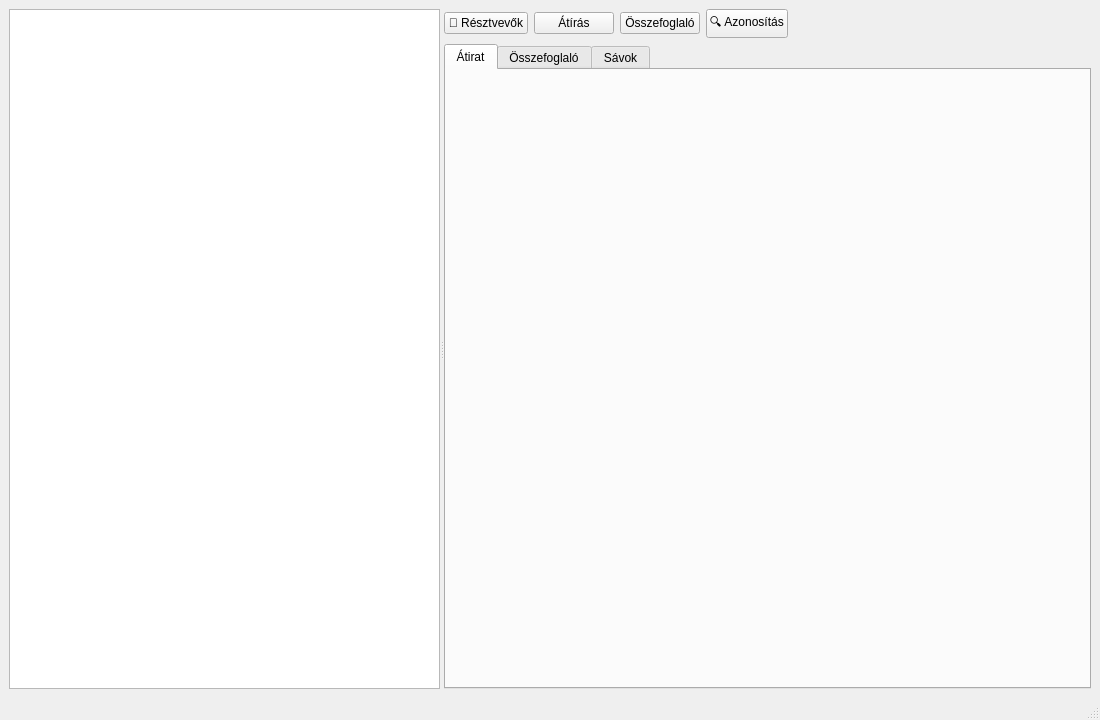
First picture: the form in gui/src/MainWindow.ui, repository RemedIT-Hungary/Tanara, before the edit.
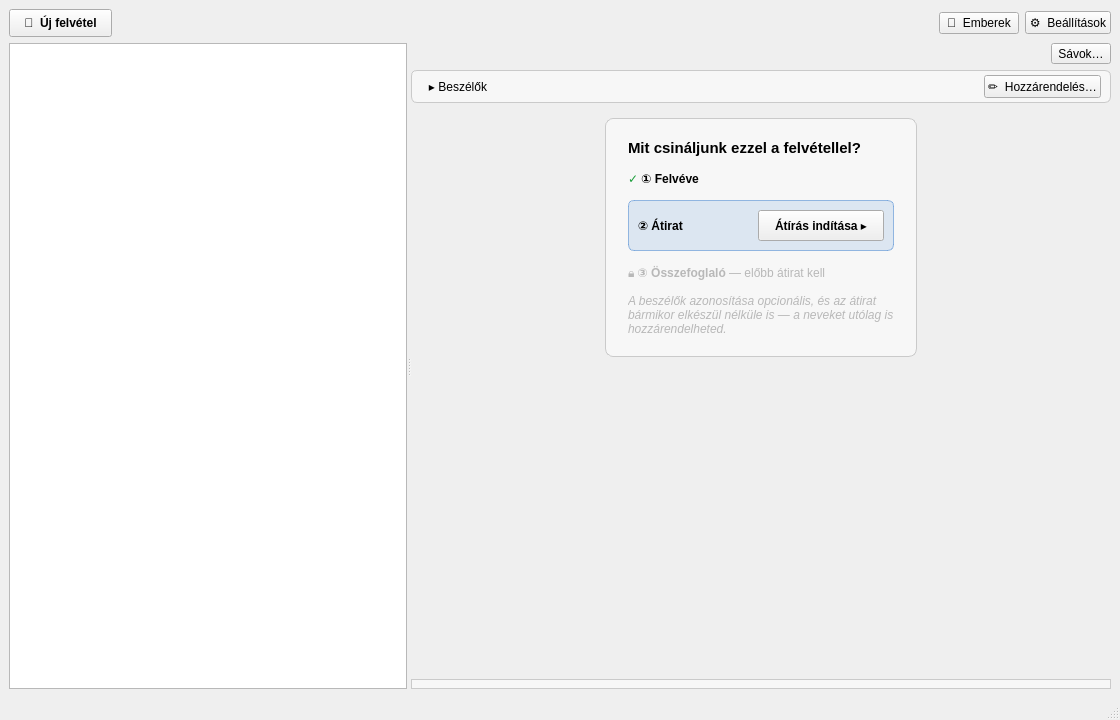
Second picture: the form after the edit. The open tabs and pages were chosen to show the change. Custom widgets are drawn as their Qt base class.

```diff
--- a/gui/src/MainWindow.ui
+++ b/gui/src/MainWindow.ui
@@ -3,7 +3,7 @@
  <class>MainWindow</class>
  <widget class="QMainWindow" name="MainWindow">
   <property name="geometry">
-   <rect><x>0</x><y>0</y><width>1100</width><height>720</height></rect>
+   <rect><x>0</x><y>0</y><width>1120</width><height>720</height></rect>
   </property>
   <property name="windowTitle"><string>Tanara</string></property>
   <!--
@@ -15,6 +15,33 @@
   -->
   <widget class="QWidget" name="centralwidget">
    <layout class="QVBoxLayout" name="centralLayout">
+    <item>
+     <layout class="QHBoxLayout" name="topBar">
+      <item>
+       <widget class="QPushButton" name="newRecordingBtn">
+        <property name="styleSheet"><string>QPushButton { font-weight: bold; padding: 6px 14px; }</string></property>
+        <property name="text"><string>🔴  Új felvétel</string></property>
+        <property name="toolTip"><string>A felvétel-vezérlőt külön, leválasztott ablakban nyitja meg.</string></property>
+       </widget>
+      </item>
+      <item>
+       <spacer name="topSpacer">
+        <property name="orientation"><enum>Qt::Horizontal</enum></property>
+        <property name="sizeHint" stdset="0"><size><width>40</width><height>20</height></size></property>
+       </spacer>
+      </item>
+      <item>
+       <widget class="QPushButton" name="peopleBtn">
+        <property name="text"><string>👥  Emberek</string></property>
+       </widget>
+      </item>
+      <item>
+       <widget class="QPushButton" name="settingsBtn">
+        <property name="text"><string>⚙  Beállítások</string></property>
+       </widget>
+      </item>
+     </layout>
+    </item>
     <item>
      <widget class="QSplitter" name="splitter">
       <property name="orientation"><enum>Qt::Horizontal</enum></property>
@@ -26,44 +53,193 @@
         <item>
          <layout class="QHBoxLayout" name="actionRow">
           <item>
-           <widget class="QPushButton" name="participantsBtn">
-            <property name="text"><string>👥 Résztvevők</string></property>
+           <widget class="QLabel" name="titleLabel">
+            <property name="styleSheet"><string>QLabel { font-size: 18px; font-weight: bold; }</string></property>
+            <property name="text"><string/></property>
            </widget>
           </item>
           <item>
-           <widget class="QPushButton" name="transcribeBtn">
-            <property name="text"><string>Átírás</string></property>
-           </widget>
-          </item>
-          <item>
-           <widget class="QPushButton" name="summarizeBtn">
-            <property name="text"><string>Összefoglaló</string></property>
-           </widget>
-          </item>
-          <item>
-           <widget class="QPushButton" name="identifyBtn">
-            <property name="text"><string>🔍 Azonosítás</string></property>
-           </widget>
-          </item>
-          <item>
-           <spacer name="actionSpacer">
+           <spacer name="headerSpacer">
             <property name="orientation"><enum>Qt::Horizontal</enum></property>
             <property name="sizeHint" stdset="0"><size><width>40</width><height>20</height></size></property>
            </spacer>
           </item>
+          <item>
+           <widget class="QLabel" name="metaLabel">
+            <property name="styleSheet"><string>QLabel { color: palette(mid); }</string></property>
+            <property name="text"><string/></property>
+           </widget>
+          </item>
+          <item>
+           <widget class="QToolButton" name="tracksBtn">
+            <property name="text"><string>Sávok…</string></property>
+            <property name="toolTip"><string>A hangsávok (mikrofon / rendszerhang) megtekintése és ki-/bekapcsolása.</string></property>
+           </widget>
+          </item>
          </layout>
         </item>
         <item>
-         <widget class="QTabWidget" name="tabs">
-          <widget class="tanara_gui::TranscriptPlayer" name="transcriptPlayer">
-           <attribute name="title"><string>Átirat</string></attribute>
+         <widget class="QFrame" name="speakersBar">
+          <property name="frameShape"><enum>QFrame::StyledPanel</enum></property>
+          <property name="styleSheet"><string>QFrame#speakersBar { background: palette(alternate-base); border: 1px solid palette(midlight); border-radius: 6px; }</string></property>
+          <layout class="QHBoxLayout" name="speakersBarLayout">
+           <property name="topMargin"><number>4</number></property>
+           <property name="bottomMargin"><number>4</number></property>
+           <item>
+            <widget class="QToolButton" name="speakersToggle">
+             <property name="text"><string>▸ Beszélők</string></property>
+             <property name="autoRaise"><bool>true</bool></property>
+            </widget>
+           </item>
+           <item>
+            <widget class="QLabel" name="speakersSummary">
+             <property name="styleSheet"><string>QLabel { color: palette(mid); }</string></property>
+             <property name="text"><string/></property>
+            </widget>
+           </item>
+           <item>
+            <spacer name="speakersBarSpacer">
+             <property name="orientation"><enum>Qt::Horizontal</enum></property>
+             <property name="sizeHint" stdset="0"><size><width>40</width><height>20</height></size></property>
+            </spacer>
+           </item>
+           <item>
+            <widget class="QPushButton" name="speakersEditBtn">
+             <property name="text"><string>✏  Hozzárendelés…</string></property>
+             <property name="toolTip"><string>Résztvevők megadása és a beszélők azonosítása (hang-lenyomat alapján).</string></property>
+            </widget>
+           </item>
+          </layout>
+         </widget>
+        </item>
+        <item>
+         <widget class="QStackedWidget" name="reviewStack">
+          <!--
+            page 0 = a fülek (Átirat / Összefoglaló / Sávok) — ha VAN átirat
+            page 1 = State A vezérelt pipeline-panel — ha NINCS átirat (kódból töltve)
+          -->
+          <widget class="QWidget" name="tabsPage">
+           <layout class="QVBoxLayout" name="tabsPageLayout">
+            <property name="leftMargin"><number>0</number></property>
+            <property name="rightMargin"><number>0</number></property>
+            <property name="topMargin"><number>0</number></property>
+            <property name="bottomMargin"><number>0</number></property>
+            <item>
+             <widget class="QTabWidget" name="tabs">
+              <widget class="tanara_gui::TranscriptPlayer" name="transcriptPlayer">
+               <attribute name="title"><string>Átirat</string></attribute>
+              </widget>
+              <widget class="QTextBrowser" name="summaryView">
+               <attribute name="title"><string>Összefoglaló</string></attribute>
+              </widget>
+              <widget class="tanara_gui::TracksPanel" name="tracksPanel">
+               <attribute name="title"><string>Sávok</string></attribute>
+              </widget>
+             </widget>
+            </item>
+           </layout>
           </widget>
-          <widget class="QTextBrowser" name="summaryView">
-           <attribute name="title"><string>Összefoglaló</string></attribute>
+          <widget class="QWidget" name="stepPage">
+           <layout class="QVBoxLayout" name="stepPageLayout">
+            <item>
+             <layout class="QHBoxLayout" name="stepOuter">
+              <item>
+               <spacer name="stepLeft">
+                <property name="orientation"><enum>Qt::Horizontal</enum></property>
+                <property name="sizeHint" stdset="0"><size><width>60</width><height>20</height></size></property>
+               </spacer>
+              </item>
+              <item>
+               <widget class="QFrame" name="stepBox">
+                <property name="minimumWidth"><number>480</number></property>
+                <property name="maximumWidth"><number>560</number></property>
+                <property name="frameShape"><enum>QFrame::StyledPanel</enum></property>
+                <property name="styleSheet"><string>QFrame#stepBox { background: palette(alternate-base); border: 1px solid palette(midlight); border-radius: 8px; }</string></property>
+                <layout class="QVBoxLayout" name="stepLayout">
+                 <property name="spacing"><number>14</number></property>
+                 <property name="leftMargin"><number>22</number></property>
+                 <property name="rightMargin"><number>22</number></property>
+                 <property name="topMargin"><number>20</number></property>
+                 <property name="bottomMargin"><number>20</number></property>
+                 <item>
+                  <widget class="QLabel" name="stepHeading">
+                   <property name="styleSheet"><string>QLabel { font-size: 15px; font-weight: bold; }</string></property>
+                   <property name="text"><string>Mit csináljunk ezzel a felvétellel?</string></property>
+                  </widget>
+                 </item>
+                 <item>
+                  <widget class="QLabel" name="step1">
+                   <property name="text"><string>&lt;span style='color:#1a9e3a;'&gt;✓&lt;/span&gt;  &lt;b&gt;① Felvéve&lt;/b&gt;</string></property>
+                  </widget>
+                 </item>
+                 <item>
+                  <widget class="QFrame" name="step2box">
+                   <property name="frameShape"><enum>QFrame::StyledPanel</enum></property>
+                   <property name="styleSheet"><string>QFrame#step2box { background: rgba(54,122,204,0.14); border: 1px solid rgba(54,122,204,0.5); border-radius: 6px; }</string></property>
+                   <layout class="QHBoxLayout" name="step2layout">
+                    <item>
+                     <widget class="QLabel" name="step2label">
+                      <property name="wordWrap"><bool>true</bool></property>
+                      <property name="text"><string>&lt;b&gt;② Átirat&lt;/b&gt;</string></property>
+                     </widget>
+                    </item>
+                    <item>
+                     <spacer name="step2spacer">
+                      <property name="orientation"><enum>Qt::Horizontal</enum></property>
+                      <property name="sizeHint" stdset="0"><size><width>20</width><height>10</height></size></property>
+                     </spacer>
+                    </item>
+                    <item>
+                     <widget class="QPushButton" name="transcribeBtn">
+                      <property name="styleSheet"><string>QPushButton { font-weight: bold; padding: 7px 16px; }</string></property>
+                      <property name="text"><string>Átírás indítása ▸</string></property>
+                     </widget>
+                    </item>
+                   </layout>
+                  </widget>
+                 </item>
+                 <item>
+                  <widget class="QLabel" name="step3">
+                   <property name="styleSheet"><string>QLabel { color: palette(mid); }</string></property>
+                   <property name="text"><string>🔒  &lt;b&gt;③ Összefoglaló&lt;/b&gt; — előbb átirat kell</string></property>
+                  </widget>
+                 </item>
+                 <item>
+                  <widget class="QLabel" name="stepHint">
+                   <property name="wordWrap"><bool>true</bool></property>
+                   <property name="styleSheet"><string>QLabel { color: palette(mid); font-style: italic; }</string></property>
+                   <property name="text"><string>A beszélők azonosítása opcionális, és az átirat bármikor elkészül nélküle is — a neveket utólag is hozzárendelheted.</string></property>
+                  </widget>
+                 </item>
+                </layout>
+               </widget>
+              </item>
+              <item>
+               <spacer name="stepRight">
+                <property name="orientation"><enum>Qt::Horizontal</enum></property>
+                <property name="sizeHint" stdset="0"><size><width>60</width><height>20</height></size></property>
+               </spacer>
+              </item>
+             </layout>
+            </item>
+            <item>
+             <spacer name="stepBottomSpacer">
+              <property name="orientation"><enum>Qt::Vertical</enum></property>
+              <property name="sizeHint" stdset="0"><size><width>20</width><height>60</height></size></property>
+             </spacer>
+            </item>
+           </layout>
           </widget>
-          <widget class="tanara_gui::TracksPanel" name="tracksPanel">
-           <attribute name="title"><string>Sávok</string></attribute>
-          </widget>
+         </widget>
+        </item>
+        <item>
+         <widget class="QFrame" name="playerBarHost">
+          <property name="frameShape"><enum>QFrame::StyledPanel</enum></property>
+          <property name="styleSheet"><string>QFrame#playerBarHost { background: palette(alternate-base); border: 1px solid palette(midlight); border-radius: 6px; }</string></property>
+          <layout class="QHBoxLayout" name="playerBarHostLayout">
+           <property name="topMargin"><number>4</number></property>
+           <property name="bottomMargin"><number>4</number></property>
+          </layout>
          </widget>
         </item>
        </layout>
```
Left out of the diff: 19 changed lines with no effect on the pictures.
